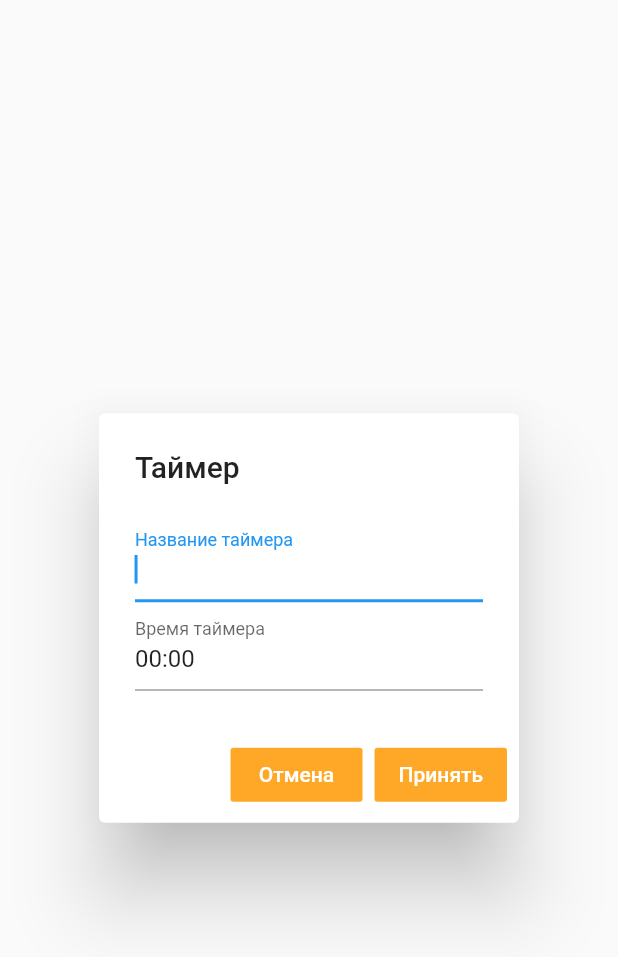
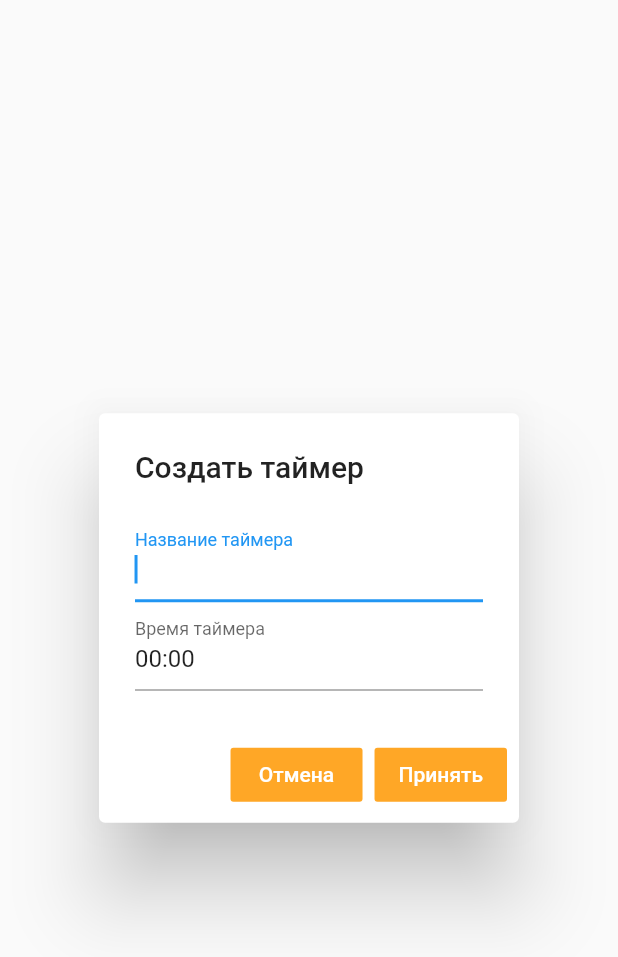
Before and after one commit to devrimma/timer, a Flutter app: the PopupTimer widget shown alone on an empty page, opened directly, on a phone screen of 412 x 824 dp. Shown: the top 957 px of the screen. Run offline on Flutter 3.47's test engine with Material 2 defaults, Android fonts, the phone set to English and light mode, and no system bars; our stand-ins replace google_fonts, hive, hive_flutter; accounts and stored records are empty; generated files the repository leaves out were written again; Roboto replaces fonts that are missing (Syncopate).

Commit message:
created edit timer name

```diff
--- a/lib/screens/popup/timer.dart
+++ b/lib/screens/popup/timer.dart
@@ -7,9 +7,11 @@ import 'package:flutter/cupertino.dart';
 import 'package:timer/widgets/buttons.dart';
 
 class PopupTimer extends StatefulWidget {
-  PopupTimer({Key key, this.category}) : super(key: key);
+  PopupTimer({Key key, this.category, this.timer, this.index}) : super(key: key);
 
   final Category category;
+  final Timer timer;
+  final int index;
 
   @override
   _PopupTimerState createState() => _PopupTimerState();
@@ -20,10 +22,14 @@ class _PopupTimerState extends State<PopupTimer> {
   int time;
   final _formKey = GlobalKey<FormState>();
 
+  bool isTimer() {
+    return (widget.timer != null) ? true : false;
+  }
+
   @override
   Widget build(BuildContext context) {
     return AlertDialog(
-      title: Text("Таймер"),
+      title: Text(this.isTimer() ? "Редактировать таймер" : "Создать таймер"),
       content: Container(
         child: Form(
           key: _formKey,
@@ -31,7 +37,7 @@ class _PopupTimerState extends State<PopupTimer> {
             children: [
               TextFormField(
                 autofocus: true,
-                initialValue: '',
+                initialValue: this.isTimer() ? widget.timer.name : "",
                 decoration: InputDecoration(
                   labelText: "Название таймера",
                 ),
@@ -79,7 +85,7 @@ class _PopupTimerState extends State<PopupTimer> {
   void _validateAndSave() {
     final form = _formKey.currentState;
     if (form.validate()) {
-      _onFormSubmit();
+      this.isTimer() ? _onFormEdit() : _onFormSubmit();
     } else {
       print('form is invalid');
     }
@@ -91,4 +97,11 @@ class _PopupTimerState extends State<PopupTimer> {
         .add(Timer(categoryId: widget.category.key, name: name, time: time));
     Navigator.of(context).pop();
   }
+
+  void _onFormEdit() {
+    Box<Timer> contactsBox = Hive.box<Timer>('box_for_timer');
+    contactsBox.putAt(widget.index, Timer(categoryId: widget.timer.categoryId, name: name));
+    Navigator.of(context).pop();
+  }
+
 }
```
Also changed, not shown: lib/screens/timer_list.dart (+9 -1 lines), 1 other file.
